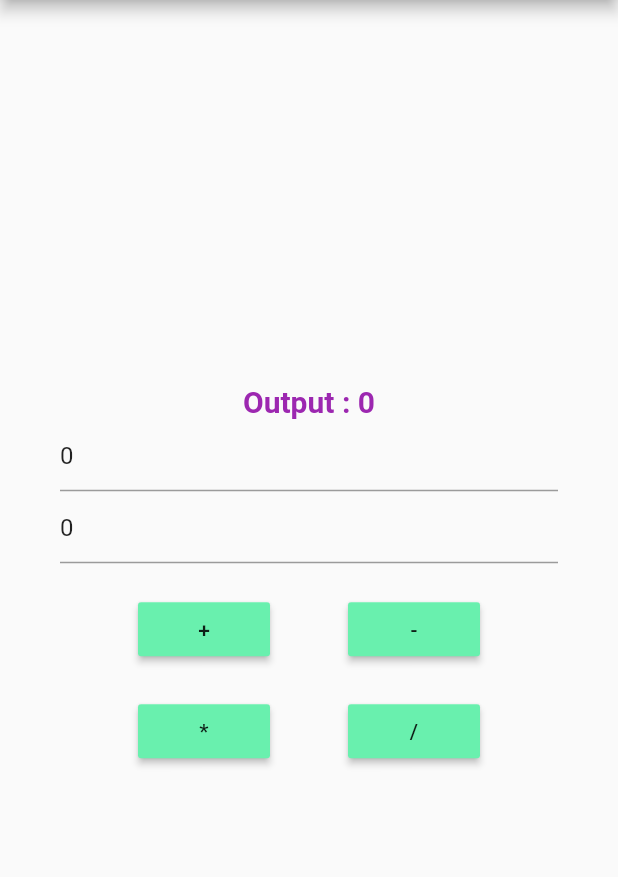
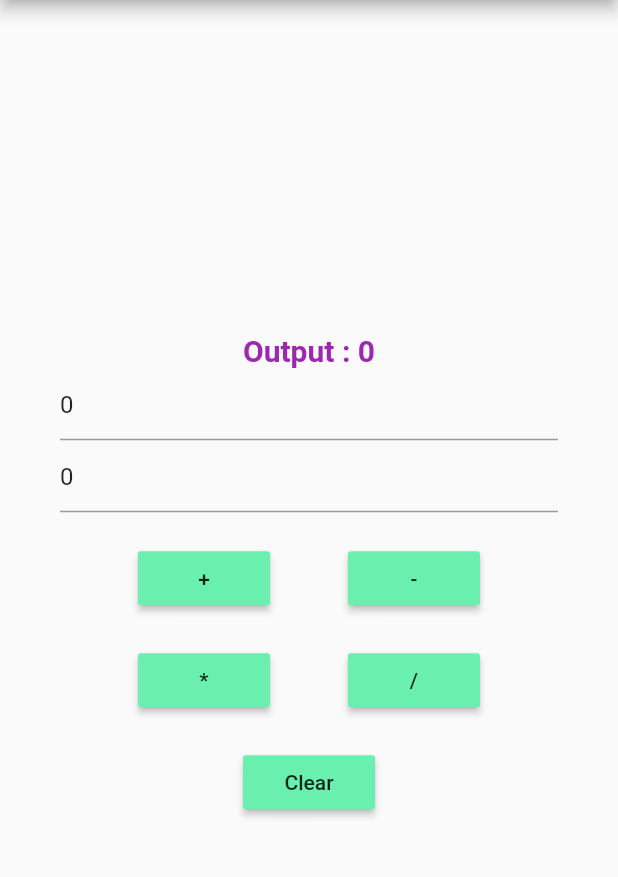
Before and after one commit to Obasphere/calculator-apk, a Flutter app: the screen it shows after launch, on a phone screen of 412 x 824 dp, the part 84-961 px from its top. Run offline on Flutter 3.47's test engine with Material 2 defaults, Android fonts, the phone set to English and light mode, and no system bars.

Commit message:
Add 'Clear' button and its logic

```diff
--- a/lib/home_page.dart
+++ b/lib/home_page.dart
@@ -37,6 +37,12 @@ class HomePageState extends State<HomePage> {
       num1 = int.parse(t1.text);
       num2 = int.parse(t2.text);
       sum = num1 ~/ num2;
+    });
+  }
+  void doClear() {
+    setState(() {
+      t1.text = "0";
+      t2.text = "0";
     });
   }
 
@@ -108,6 +114,19 @@ class HomePageState extends State<HomePage> {
                 ),
               ],
             ),
+            new Padding(
+              padding: const EdgeInsets.only(top: 20.0),
+            ),
+            new Row(
+              mainAxisAlignment: MainAxisAlignment.center,
+              children: <Widget>[
+                new MaterialButton(
+                  child: new Text("Clear"),
+                  color: Colors.greenAccent,
+                  onPressed: doClear,
+                ),
+              ],
+            ),
           ],
         ),
       ),
```
